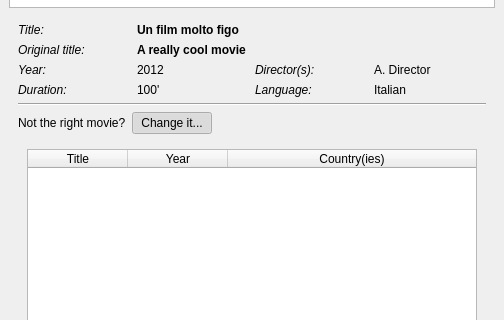
Old version of the form src/ui/main_window.ui in the repository albemala/almoviesrenamer; both pictures show x 0 to 504 and y 295 to 615 of the 504 by 712 pixel window.
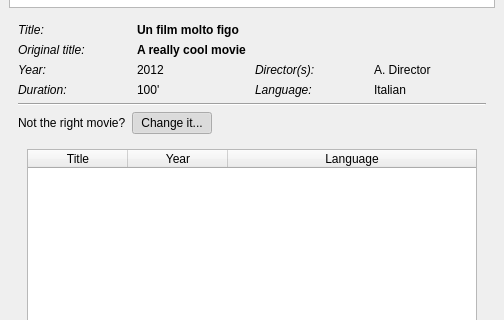
New version of the form. Icons and pictures are not drawn.

Commit message:
correction on language guessing
changes on movie info retrievement

changes in GUI, reflecting new changes

What changed in the file:
```diff
--- a/src/ui/main_window.ui
+++ b/src/ui/main_window.ui
@@ -281,6 +281,9 @@
              <property name="cornerButtonEnabled">
               <bool>false</bool>
              </property>
+             <attribute name="horizontalHeaderShowSortIndicator" stdset="0">
+              <bool>true</bool>
+             </attribute>
              <attribute name="horizontalHeaderStretchLastSection">
               <bool>true</bool>
              </attribute>
@@ -299,7 +302,7 @@
              </column>
              <column>
               <property name="text">
-               <string>Country(ies)</string>
+               <string>Language</string>
               </property>
              </column>
             </widget>
```
The commit also changes 8 other files.
